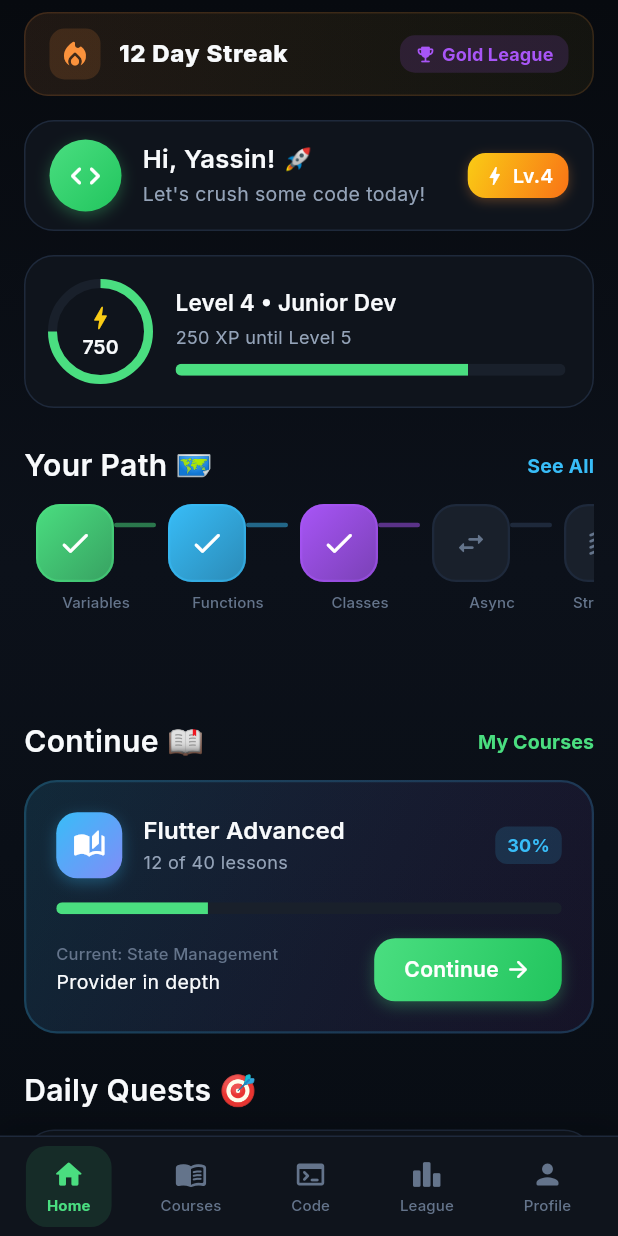
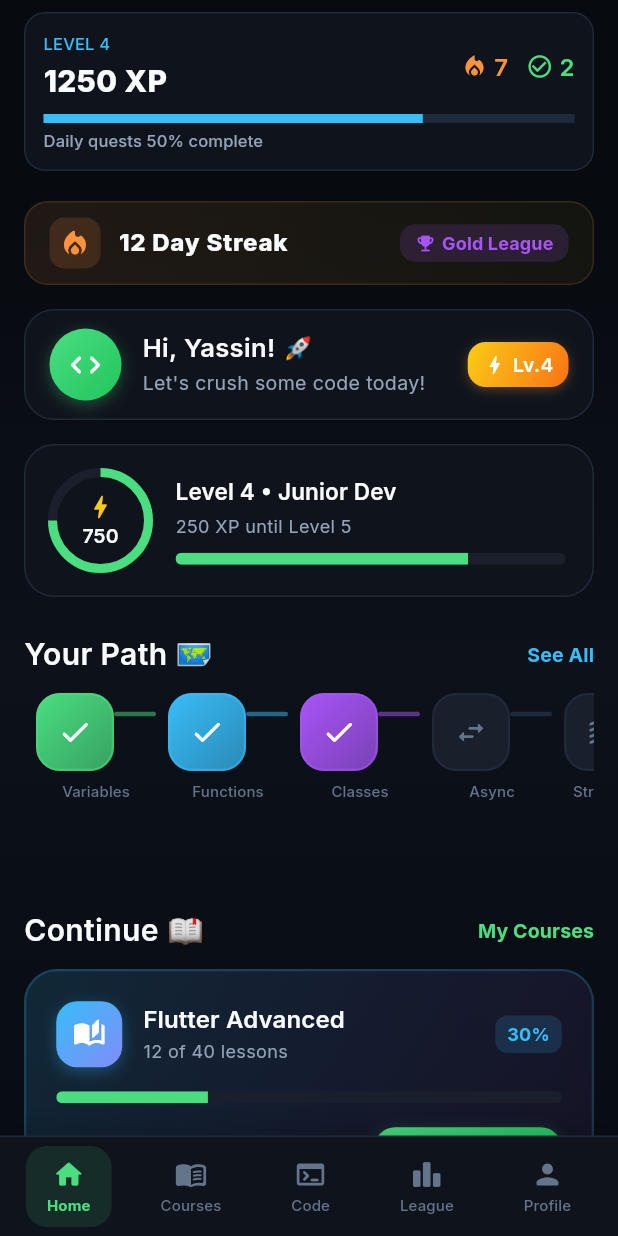
Before and after one commit to yassinalkhulaqi/Tango, a Flutter app: the HomePage screen opened by its route, on a phone screen of 412 x 824 dp. Run offline on Flutter 3.47's test engine with Material 3 defaults, Android fonts, the phone set to English and light mode, and no system bars; our stand-ins replace dio, flutter_riverpod, flutter_secure_storage, go_router, google_fonts; accounts and stored records are empty; network calls fail.

Commit message:
feat(home): connect dashboard to progress, XP, streaks and quests API

```diff
--- a/lib/features/home/presentation/pages/home_page.dart
+++ b/lib/features/home/presentation/pages/home_page.dart
@@ -2,6 +2,7 @@ import 'package:flutter/material.dart';
 import '../../../../core/theme/app_colors.dart';
 import '../../../../core/theme/app_text_styles.dart';
 import '../widgets/user_header.dart';
+import '../widgets/live_progress_header.dart';
 import '../widgets/xp_progress_card.dart';
 import '../widgets/continue_learning_card.dart';
 import '../widgets/stats_card.dart';
@@ -57,7 +58,12 @@ class _HomePageState extends State<HomePage> {
   Widget build(BuildContext context) {
     return Scaffold(
       backgroundColor: AppColors.background,
-      body: _buildPage(),
+      body: Column(
+        children: [
+          const LiveProgressHeader(),
+          Expanded(child: _buildPage()),
+        ],
+      ),
       bottomNavigationBar: _buildBottomNav(),
     );
   }
--- /dev/null
+++ b/lib/features/home/presentation/widgets/live_progress_header.dart
@@ -0,0 +1,100 @@
+import 'package:flutter/material.dart';
+import 'package:flutter_riverpod/flutter_riverpod.dart';
+
+import '../../../../core/theme/app_colors.dart';
+import '../../../../core/theme/app_radius.dart';
+import '../../../../core/theme/app_spacing.dart';
+import '../../../../core/theme/app_text_styles.dart';
+import '../../../progress/data/progress_repository.dart';
+import '../../../progress/domain/progress_math.dart';
+
+class LiveProgressHeader extends ConsumerWidget {
+  const LiveProgressHeader({super.key});
+
+  @override
+  Widget build(BuildContext context, WidgetRef ref) {
+    final dataAsync = ref.watch(homeDashboardProvider);
+    final data = dataAsync.valueOrNull ?? HomeDashboardData.demo();
+    final levelProgress = ProgressMath.levelProgress(data.progress.xp);
+    final questProgress = ProgressMath.questCompletion(data.quests);
+
+    return Container(
+      margin: const EdgeInsets.fromLTRB(
+        AppSpacing.lg,
+        AppSpacing.sm,
+        AppSpacing.lg,
+        AppSpacing.md,
+      ),
+      padding: const EdgeInsets.all(AppSpacing.md),
+      decoration: BoxDecoration(
+        color: AppColors.surface,
+        borderRadius: AppRadius.circular(AppRadius.lg),
+        border: Border.all(color: AppColors.cardBorder),
+      ),
+      child: Column(
+        crossAxisAlignment: CrossAxisAlignment.start,
+        children: [
+          Row(
+            children: [
+              Expanded(
+                child: Column(
+                  crossAxisAlignment: CrossAxisAlignment.start,
+                  children: [
+                    Text(
+                      'LEVEL ${data.progress.level}',
+                      style: AppTextStyles.labelSmall.copyWith(
+                        color: AppColors.primaryBlue,
+                      ),
+                    ),
+                    const SizedBox(height: 4),
+                    Text(
+                      '${data.progress.xp} XP',
+                      style: AppTextStyles.titleMedium.copyWith(
+                        fontWeight: FontWeight.w800,
+                      ),
+                    ),
+                  ],
+                ),
+              ),
+              _metric(
+                Icons.local_fire_department,
+                '${data.streak.current}',
+                AppColors.primaryOrange,
+              ),
+              const SizedBox(width: AppSpacing.md),
+              _metric(
+                Icons.check_circle_outline,
+                '${data.quests.length}',
+                AppColors.primaryGreen,
+              ),
+            ],
+          ),
+          const SizedBox(height: AppSpacing.sm),
+          LinearProgressIndicator(
+            value: levelProgress,
+            minHeight: 6,
+            backgroundColor: AppColors.cardBorder,
+            valueColor: const AlwaysStoppedAnimation(AppColors.primaryBlue),
+          ),
+          const SizedBox(height: 4),
+          Text(
+            'Daily quests ${(questProgress * 100).round()}% complete',
+            style: AppTextStyles.labelSmall.copyWith(
+              color: AppColors.textSecondary,
+            ),
+          ),
+        ],
+      ),
+    );
+  }
+
+  Widget _metric(IconData icon, String value, Color color) {
+    return Row(
+      children: [
+        Icon(icon, color: color, size: 18),
+        const SizedBox(width: 4),
+        Text(value, style: AppTextStyles.labelLarge.copyWith(color: color)),
+      ],
+    );
+  }
+}
--- /dev/null
+++ b/lib/features/progress/data/progress_repository.dart
@@ -0,0 +1,114 @@
+import 'package:flutter_riverpod/flutter_riverpod.dart';
+
+import '../../../core/network/api_client.dart';
+import '../../../core/network/providers.dart';
+import '../domain/progress_models.dart';
+
+class ProgressRepository {
+  ProgressRepository(this._api);
+
+  final ApiClient _api;
+
+  Future<UserProgress> fetchProgress() async {
+    final body = await _api.get('/progress/me');
+    return UserProgress.fromJson(body);
+  }
+
+  Future<StreakInfo> fetchStreak() async {
+    final body = await _api.get('/streaks/me');
+    return StreakInfo.fromJson(body);
+  }
+
+  Future<List<XpTransaction>> fetchLedger() async {
+    final body = await _api.get('/xp/ledger');
+    final raw = body['data'];
+    if (raw is! List) return const <XpTransaction>[];
+    return raw
+        .whereType<Map>()
+        .map((row) => XpTransaction.fromJson(Map<String, dynamic>.from(row)))
+        .toList();
+  }
+
+  Future<List<DailyQuest>> fetchDailyQuests() async {
+    final body = await _api.get('/quests/daily');
+    final raw = body['data'];
+    if (raw is! List) return const <DailyQuest>[];
+    return raw
+        .whereType<Map>()
+        .map((row) => DailyQuest.fromJson(Map<String, dynamic>.from(row)))
+        .toList();
+  }
+
+  Future<bool> checkIn() async {
+    try {
+      await _api.post('/streaks/check-in');
+      return true;
+    } on Object {
+      return false;
+    }
+  }
+}
+
+final progressRepositoryProvider = Provider<ProgressRepository>((ref) {
+  return ProgressRepository(ref.watch(apiClientProvider));
+});
+
+class HomeDashboardData {
+  const HomeDashboardData({
+    required this.progress,
+    required this.streak,
+    required this.quests,
+    required this.ledger,
+  });
+
+  final UserProgress progress;
+  final StreakInfo streak;
+  final List<DailyQuest> quests;
+  final List<XpTransaction> ledger;
+
+  factory HomeDashboardData.demo() => HomeDashboardData(
+    progress: const UserProgress(
+      xp: 1250,
+      level: 4,
+      streak: 7,
+      lessonsCompleted: 12,
+      quizzesPassed: 5,
+    ),
+    streak: const StreakInfo(current: 7, longest: 12, activeToday: true),
+    quests: const [
+      DailyQuest(
+        id: 'q1',
+        title: 'Complete a lesson',
+        target: 1,
+        progress: 1,
+        xpReward: 25,
+      ),
+      DailyQuest(
+        id: 'q2',
+        title: 'Pass a quiz',
+        target: 1,
+        progress: 0,
+        xpReward: 40,
+      ),
+    ],
+    ledger: const <XpTransaction>[],
+  );
+}
+
+final homeDashboardProvider = FutureProvider<HomeDashboardData>((ref) async {
+  final repository = ref.watch(progressRepositoryProvider);
+  try {
+    final progress = await repository.fetchProgress();
+    final streak = await repository.fetchStreak();
+    final quests = await repository.fetchDailyQuests();
+    final ledger = await repository.fetchLedger();
+    return HomeDashboardData(
+      progress: progress,
+      streak: streak,
+      quests: quests,
+      ledger: ledger,
+    );
+  } on Object {
+    return HomeDashboardData.demo();
+  }
+});
--- /dev/null
+++ b/lib/features/progress/domain/progress_math.dart
@@ -0,0 +1,61 @@
+import '../domain/progress_models.dart';
+
+class ProgressMath {
+  const ProgressMath._();
+
+  static int levelFromXp(int xp) {
+    if (xp <= 0) return 1;
+    var level = 1;
+    var threshold = 0;
+    while (level < 100) {
+      final required = 100 + (level - 1) * 50;
+      if (xp < threshold + required) break;
+      threshold += required;
+      level++;
+    }
+    return level;
+  }
+
+  static int xpForLevel(int level) {
+    if (level <= 1) return 0;
+    var total = 0;
+    for (var current = 1; current < level; current++) {
+      total += 100 + (current - 1) * 50;
+    }
+    return total;
+  }
+
+  static int xpIntoLevel(int xp) => xp - xpForLevel(levelFromXp(xp));
+
+  static int xpNeededForNextLevel(int xp) {
+    final level = levelFromXp(xp);
+    return 100 + (level - 1) * 50;
+  }
+
+  static double levelProgress(int xp) {
+    final needed = xpNeededForNextLevel(xp);
+    if (needed <= 0) return 0;
+    return (xpIntoLevel(xp) / needed).clamp(0, 1).toDouble();
+  }
+
+  static int streakMultiplier(int streak) {
+    if (streak >= 30) return 3;
+    if (streak >= 14) return 2;
+    if (streak >= 7) return 1;
+    return 0;
+  }
+
+  static int adjustedXp(int baseXp, int streak) {
+    return baseXp + (baseXp * streakMultiplier(streak) ~/ 4);
+  }
+
+  static double questCompletion(List<DailyQuest> quests) {
+    if (quests.isEmpty) return 0;
+    final done = quests.where((quest) => quest.isComplete).length;
+    return done / quests.length;
+  }
+
+  static int totalQuestXp(List<DailyQuest> quests) => quests
+      .where((quest) => quest.isComplete)
+      .fold(0, (sum, q) => sum + q.xpReward);
+}
--- /dev/null
+++ b/lib/features/progress/domain/progress_models.dart
@@ -0,0 +1,122 @@
+class UserProgress {
+  const UserProgress({
+    this.xp = 0,
+    this.level = 1,
+    this.streak = 0,
+    this.longestStreak = 0,
+    this.lessonsCompleted = 0,
+    this.quizzesPassed = 0,
+    this.rank,
+  });
+
+  final int xp;
+  final int level;
+  final int streak;
+  final int longestStreak;
+  final int lessonsCompleted;
+  final int quizzesPassed;
+  final int? rank;
+
+  factory UserProgress.fromJson(Map<String, dynamic> json) {
+    final user = json['user'] is Map
+        ? Map<String, dynamic>.from(json['user'] as Map)
+        : json;
+    int asInt(Object? value) =>
+        value is num ? value.toInt() : int.tryParse('$value') ?? 0;
+    return UserProgress(
+      xp: asInt(user['xp'] ?? json['totalXp']),
+      level: asInt(user['level']) == 0 ? 1 : asInt(user['level']),
+      streak: asInt(user['streakCount'] ?? user['streak']),
+      longestStreak: asInt(user['longestStreak']),
+      lessonsCompleted: asInt(json['lessonsCompleted']),
+      quizzesPassed: asInt(json['quizzesPassed']),
+      rank: json['rank'] == null ? null : asInt(json['rank']),
+    );
+  }
+}
+
+class XpTransaction {
+  const XpTransaction({
+    required this.id,
+    required this.amount,
+    required this.reason,
+    required this.createdAt,
+  });
+
+  final String id;
+  final int amount;
+  final String reason;
+  final DateTime createdAt;
+
+  factory XpTransaction.fromJson(Map<String, dynamic> json) {
+    return XpTransaction(
+      id: '${json['id'] ?? ''}',
+      amount: (json['amount'] as num?)?.toInt() ?? 0,
+      reason: '${json['reason'] ?? 'lesson'}',
+      createdAt: DateTime.tryParse('${json['createdAt']}') ?? DateTime.now(),
+    );
+  }
+}
+
+class StreakInfo {
+  const StreakInfo({
+    this.current = 0,
+    this.longest = 0,
+    this.frozen = 0,
+    this.activeToday = false,
+  });
+
+  final int current;
+  final int longest;
+  final int frozen;
+  final bool activeToday;
+
+  factory StreakInfo.fromJson(Map<String, dynamic> json) {
+    final data = json['data'] is Map
+        ? Map<String, dynamic>.from(json['data'] as Map)
+        : json;
+    int asInt(Object? value) =>
+        value is num ? value.toInt() : int.tryParse('$value') ?? 0;
+    return StreakInfo(
+      current: asInt(data['current'] ?? data['streakCount']),
+      longest: asInt(data['longest'] ?? data['longestStreak']),
+      frozen: asInt(data['freezes'] ?? data['frozen']),
+      activeToday: data['activeToday'] == true,
+    );
+  }
+}
+
+class DailyQuest {
+  const DailyQuest({
+    required this.id,
+    required this.title,
+    required this.target,
+    required this.progress,
+    required this.xpReward,
+  });
+
+  final String id;
+  final String title;
+  final int target;
+  final int progress;
+  final int xpReward;
+
+  bool get isComplete => progress >= target;
+
+  double get percent =>
+      target == 0 ? 0 : (progress / target).clamp(0, 1).toDouble();
+
+  factory DailyQuest.fromJson(Map<String, dynamic> json) {
+    final target = (json['target'] as num?)?.toInt() ?? 1;
+    return DailyQuest(
+      id: '${json['id'] ?? ''}',
+      title: '${json['title'] ?? ''}',
+      target: target == 0 ? 1 : target,
+      progress:
+          (json['progress'] as num?)?.toInt() ??
+          (json['completed'] as num?)?.toInt() ??
+          0,
+      xpReward: (json['xpReward'] as num?)?.toInt() ?? 25,
+    );
+  }
+}
```
Also changed, not shown: 2 other files.
